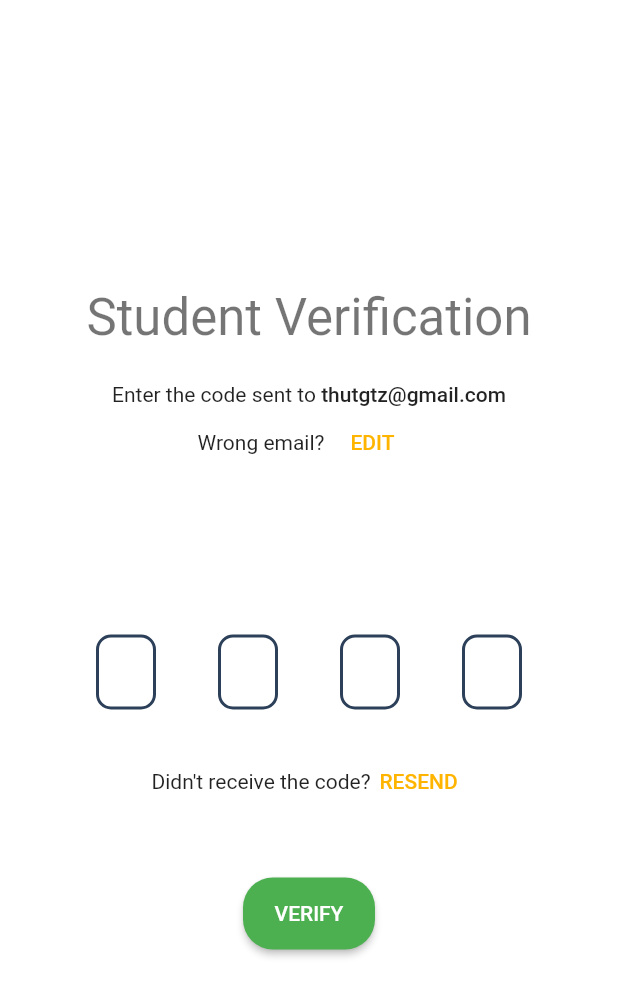
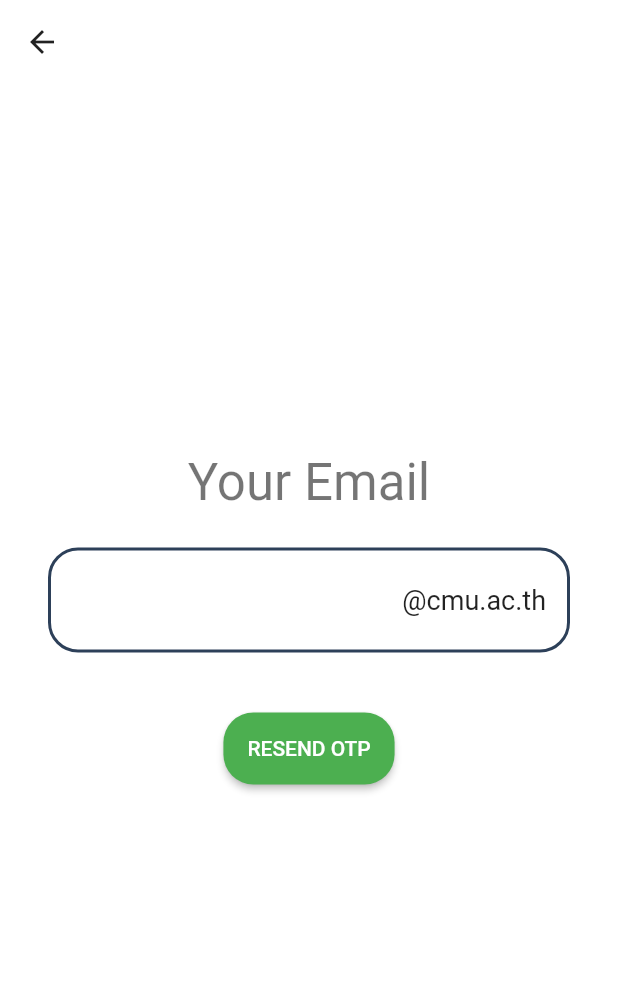
Before and after one commit to TimingKidz/TravelSharingFlutterApp, a Flutter app: the VerificationPage screen opened directly, after a tap on "EDIT", after a tap on "RESEND OTP", on a phone screen of 412 x 824 dp. Shown: the top 996 px of the screen. Run offline on Flutter 3.47's test engine with Material 2 defaults, Android fonts, the phone set to English and light mode, and no system bars; drawn by our look-alikes of pin_code_fields; our stand-ins replace dio, firebase_auth, firebase_core, firebase_messaging, flutter_local_notifications, flutter_rating_bar and 9 more; missing offline and left inert: dart:ffi, flutter_google_places, flutter_polyline_points, google_directions_api, google_maps_webservice; accounts and stored records are empty.

Commit message:
- Added more function and fixed bug for CardTextField. - infoField activity image and description. - Tweaked Verification page UI. - SignUp student email field. - FeedCardTile error on none image user fixed.

```diff
--- a/lib/Class/HTTP.dart
+++ b/lib/Class/HTTP.dart
@@ -37,10 +37,11 @@ class HTTP{
     }
   }
 
-  Future<Http.StreamedResponse> reqHttpMedia(img.Image image,String dir,String filename)async{
+  Future<Http.StreamedResponse> reqHttpMedia(img.Image image,String dir,String filename, String path)async{
     try{
+      var url = this.API_IP + path;
         Http.MultipartRequest request = Http.MultipartRequest(
-          'POST', Uri.parse("${API_IP}/api/user/${filename}"),
+          'POST', Uri.parse(url),
         );
         request.files.add(
           Http.MultipartFile.fromBytes(
--- a/lib/Pages/VerificationPage.dart
+++ b/lib/Pages/VerificationPage.dart
@@ -15,10 +15,23 @@ class _VerificationPageState extends State<VerificationPage> {
 
   @override
   Widget build(BuildContext context) {
-    return Scaffold(
+    return WillPopScope(
+      onWillPop: () async {
+        if(isEdit){
+          setState(() {
+            isEdit = !isEdit;
+          });
+          return false;
+        }else{
+          return true;
+        }
+      },
+      child: Scaffold(
         backgroundColor: Colors.white,
         body: SafeArea(
-        child: Column(
+          child: Stack(
+            children: [
+              Column(
                 mainAxisAlignment: MainAxisAlignment.center,
                 children: [
                   Text(isEdit ? "Your Email" : "Student Verification", style: Theme.of(context).textTheme.headline4),
@@ -28,12 +41,16 @@ class _VerificationPageState extends State<VerificationPage> {
                       padding: const EdgeInsets.symmetric(horizontal: 32.0),
                       child: Form(
                         key: _formKey,
-                  child: TextFormField(
-                    keyboardType: TextInputType.emailAddress,
+                        child: CardTextField(
+                          notNull: true,
+                          maxLines: 1,
+                          minLines: 1,
+                          isFromVerification: true,
+                          isStudentEmail: true,
                           onChanged: (text){
                             email = text;
                           },
-                  ),
+                        )
                       ),
                     ),
                   if(!isEdit)
@@ -59,6 +76,16 @@ class _VerificationPageState extends State<VerificationPage> {
                   ),
                 ],
               ),
+              Padding(
+                padding: EdgeInsets.only(left: 4.0, top: 4.0, bottom: 16.0, right: 4.0),
+                child: IconButton(
+                  icon: Icon(Icons.arrow_back),
+                  onPressed: () => Navigator.of(context).maybePop(),
+                ),
+              ),
+            ],
+          ),
+        ),
       ),
     );
   }
@@ -79,24 +106,24 @@ class _VerificationPageState extends State<VerificationPage> {
             ]
         ),
       ),
+      SizedBox(height: 8.0),
       Row(
         mainAxisAlignment: MainAxisAlignment.center,
         children: [
-          Text("Wrong email?"),
-          TextButton(
-            onPressed: (){
+          Text("Wrong email? "),
+          GestureDetector(
+            onTap: (){
               setState(() {
                 isEdit = true;
               });
             },
-            style: TextButton.styleFrom(
-                primary: Theme.of(context).accentColor,
-                shape: RoundedRectangleBorder(
-                    borderRadius: BorderRadius.circular(20.0)
+            child: Text(
+              "EDIT",
+              style: TextStyle(
+                color: Theme.of(context).accentColor,
+                fontWeight: FontWeight.bold
               ),
-                padding: EdgeInsets.all(0.0)
             ),
-            child: Text("EDIT"),
           )
         ],
       ),
@@ -140,22 +167,24 @@ class _VerificationPageState extends State<VerificationPage> {
           },
         ),
       ),
+      SizedBox(height: 16.0),
       Row(
         mainAxisAlignment: MainAxisAlignment.center,
         children: [
-          Text("Didn't receive the code?"),
-          TextButton(
-            onPressed: (){
-
+          Text("Didn't receive the code? "),
+          GestureDetector(
+            onTap: (){
+              setState(() {
+                isEdit = true;
+              });
             },
-            style: TextButton.styleFrom(
-                primary: Theme.of(context).accentColor,
-                shape: RoundedRectangleBorder(
-                    borderRadius: BorderRadius.circular(20.0)
+            child: Text(
+              "RESEND",
+              style: TextStyle(
+                  color: Theme.of(context).accentColor,
+                  fontWeight: FontWeight.bold
               ),
-                padding: EdgeInsets.all(0.0)
             ),
-            child: Text("RESEND"),
           )
         ],
       ),
--- a/lib/Pages/signupPage.dart
+++ b/lib/Pages/signupPage.dart
@@ -199,6 +199,8 @@ class SignUpPageState extends State<SignUpPage> {
       SizedBox(height: 8.0),
       CardTextField(
         notNull: true,
+        isStudentEmail: true,
+        maxLines: 1,
         labelText: "Student Email",
         onChanged: (data) => userData.username = data,
       ),
--- a/lib/buttons/CardDropdown.dart
+++ b/lib/buttons/CardDropdown.dart
@@ -3,11 +3,12 @@ import 'package:flutter/material.dart';
 
 class CardDropdown extends StatefulWidget {
   final String labelText;
+  final dynamic initData;
   final List<dynamic> listItems;
   final Function dropdownTileBuild;
   final Function onChanged;
 
-  const CardDropdown({Key key, this.labelText, this.listItems, this.onChanged, @required this.dropdownTileBuild}) : super(key: key);
+  const CardDropdown({Key key, this.labelText, this.listItems, this.onChanged, @required this.dropdownTileBuild, this.initData}) : super(key: key);
 
   @override
   _CardDropdownState createState() => _CardDropdownState();
@@ -20,7 +21,7 @@ class _CardDropdownState extends State<CardDropdown> {
   @override
   void initState() {
     super.initState();
-    dropdownValue = widget.listItems[0];
+    dropdownValue = widget.initData ?? widget.listItems[0];
   }
 
   @override
--- a/lib/buttons/cardTextField.dart
+++ b/lib/buttons/cardTextField.dart
@@ -9,10 +9,15 @@ class CardTextField extends StatefulWidget {
   final TextInputType type;
   final List<TextInputFormatter> inputFormat;
   final bool isPhoneValidator;
+  final bool isEmailValidator;
+  final bool isFromVerification;
+  final bool isStudentEmail;
   final Function onChanged;
+  final int minLines;
+  final int maxLines;
   final bool notNull;
 
-  const CardTextField({Key key, this.labelText, this.initValue, this.onChanged, this.type, @required this.notNull, this.inputFormat, this.isPhoneValidator}) : super(key: key);
+  const CardTextField({Key key, this.labelText, this.initValue, @required this.onChanged, this.type, this.notNull, this.inputFormat, this.isPhoneValidator, this.minLines, this.maxLines, this.isEmailValidator, this.isFromVerification, this.isStudentEmail}) : super(key: key);
   CardTextFieldState createState() => CardTextFieldState();
 }
 
@@ -22,53 +27,103 @@ class CardTextFieldState extends State<CardTextField> {
   @override
   Widget build(BuildContext context) {
     return Card(
+      elevation: (widget.isFromVerification ?? false) ? 0.0 : null,
         margin: EdgeInsets.all(0.0),
         shape: RoundedRectangleBorder(
-            borderRadius: BorderRadius.circular(20.0)
+          borderRadius: BorderRadius.circular(20.0),
+          side: (widget.isFromVerification ?? false)
+              ? BorderSide(
+            color: Theme.of(context).primaryColor,
+            width: 2.0
+          )
+              : BorderSide.none
         ),
         child: Column(
           crossAxisAlignment: CrossAxisAlignment.start,
           children: <Widget>[
+            if(widget.labelText != null)
               Padding(
                 padding: EdgeInsets.only(left: 16.0, top: 12.0),
                 child: Text(widget.labelText, style: TextStyle(color: isEmpty ? Colors.red : Colors.black.withOpacity(0.6))),
               ),
-            TextFormField(
+            Row(
+              children: [
+                Expanded(
+                  child: TextFormField(
                     validator: (val){
-                if(widget.notNull){
-                  if(val.isEmpty || ((widget.isPhoneValidator != null ? widget.isPhoneValidator : false) && val.length != 10)){
+                      String result;
+                      if(widget.notNull ?? false) result = validateNull(val);
+                      if(widget.isPhoneValidator ?? false) result = validatePhone(val);
+                      else if(widget.isEmailValidator ?? false) result = validateEmail(val);
+
+                      if(result == null){
+                        setState(() {
+                          isEmpty = false;
+                        });
+                        return null;
+                      }else{
                         setState(() {
                           isEmpty = true;
                         });
                         return "";
-                  }else{
-                    setState(() {
-                      isEmpty = false;
-                    });
-                    return null;
                       }
-                }
-                return null;
                     },
                     inputFormatters: widget.inputFormat,
                     keyboardType: widget.type,
                     maxLength: widget.isPhoneValidator != null ? (widget.isPhoneValidator ? 10 : null) : null,
+                    minLines: widget.minLines,
+                    maxLines: widget.maxLines,
                     onChanged: (text){
-                widget.onChanged(text);
+                      widget.onChanged((widget.isStudentEmail ?? false) ? "$text@cmu.ac.th" : text);
                     },
                     initialValue: widget.initValue ?? "",
                     decoration: InputDecoration(
                       border: InputBorder.none,
                       counterText: "",
-                hintText: "...",
+                      // hintText: "...",
                       contentPadding: EdgeInsets.symmetric(horizontal: 15),
                       errorStyle: TextStyle(height: 0),
 //                hintText: 'Source',
                     ),
+                  ),
+                ),
+                if(widget.isStudentEmail ?? false)
+                  Text("@cmu.ac.th", style: TextStyle(fontSize: 18.0)),
+                if(widget.isStudentEmail ?? false)
+                  SizedBox(width: 16.0)
+              ],
             ),
           ],
         )
     );
   }
 
+  String validateNull(String value) {
+    if(value.isEmpty){
+      return "";
+    }else{
+      return null;
     }
+  }
+
+  String validatePhone(String value) {
+    if(value.length != 10){
+      return "";
+    }else{
+      return null;
+    }
+  }
+
+  String validateEmail(String value) {
+    Pattern pattern =
+        r"^[a-zA-Z0-9.!#$%&'*+/=?^_`{|}~-]+@[a-zA-Z0-9](?:[a-zA-Z0-9-]"
+        r"{0,253}[a-zA-Z0-9])?(?:\.[a-zA-Z0-9](?:[a-zA-Z0-9-]"
+        r"{0,253}[a-zA-Z0-9])?)*$";
+    RegExp regex = new RegExp(pattern);
+    if (!regex.hasMatch(value) || value == null)
+      return "Invalid email.";
+    else
+      return null;
+  }
+
+}
```
Also changed, not shown: lib/Class/RouteJson.dart (+10 -4 lines), lib/Class/User.dart (+7 -4 lines), lib/Pages/ActivityDescription.dart (deleted, +0 -13 lines), lib/Pages/InfoFill.dart (+50 -40 lines), lib/buttons/FeedCardTile.dart (+15 -3 lines), lib/buttons/cardDatePicker.dart (+5 -3 lines). Lines whose indentation alone changed are shown as unchanged.
